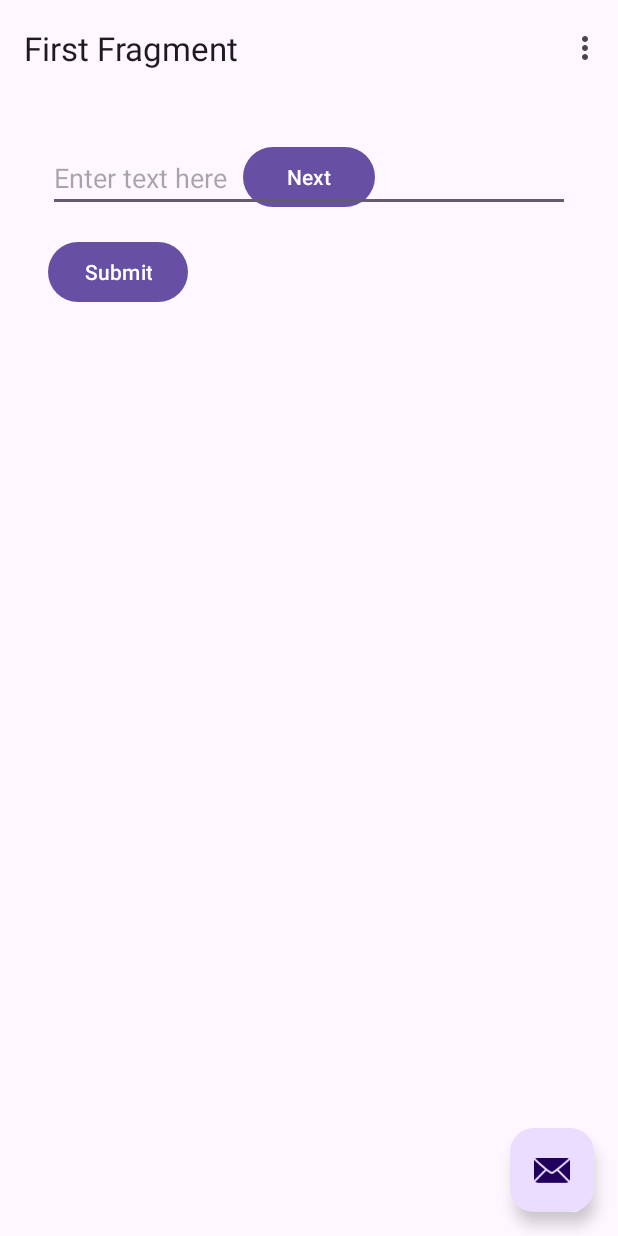
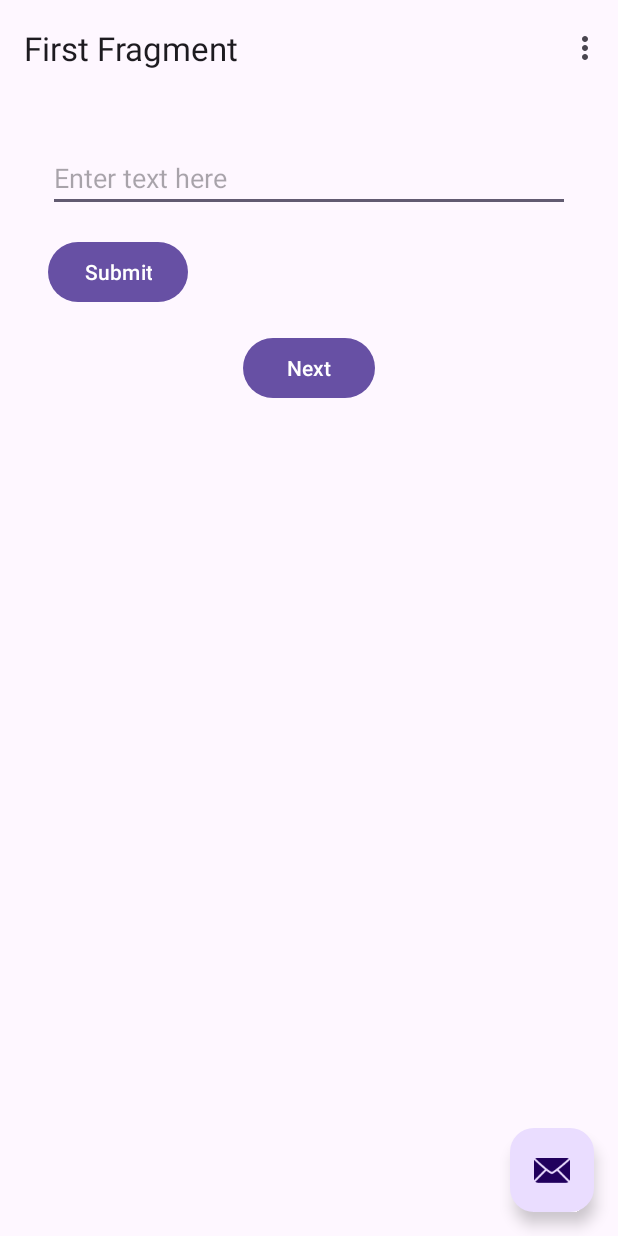
Before and after one commit to pax-k/voiceassistant-poc, an Android app: the screen it shows after launch (MainActivity), on a phone screen of 412 x 824 dp. Run offline under Robolectric (Android 15) with nearby library versions, the phone set to English and light mode, and no system bars; our stand-ins replace navigation-ui; network calls fail; 1 statement that could not run was skipped.

```diff
--- a/app/src/main/res/layout/fragment_first.xml
+++ b/app/src/main/res/layout/fragment_first.xml
@@ -10,26 +10,6 @@
         android:layout_width="match_parent"
         android:layout_height="match_parent"
         android:padding="16dp">
-
-        <Button
-            android:id="@+id/button_first"
-            android:layout_width="wrap_content"
-            android:layout_height="wrap_content"
-            android:text="@string/next"
-            app:layout_constraintBottom_toTopOf="@id/textview_first"
-            app:layout_constraintEnd_toEndOf="parent"
-            app:layout_constraintStart_toStartOf="parent"
-            app:layout_constraintTop_toTopOf="parent" />
-
-        <TextView
-            android:id="@+id/textview_first"
-            android:layout_width="wrap_content"
-            android:layout_height="wrap_content"
-            android:layout_marginTop="16dp"
-            app:layout_constraintBottom_toBottomOf="parent"
-            app:layout_constraintEnd_toEndOf="parent"
-            app:layout_constraintStart_toStartOf="parent"
-            app:layout_constraintTop_toBottomOf="@id/button_first" />
 
         <EditText
             android:id="@+id/editText"
@@ -49,5 +29,55 @@
             android:layout_margin="16dp"
             app:layout_constraintTop_toBottomOf="@id/editText"
             app:layout_constraintStart_toStartOf="parent" />
+
+        <ProgressBar
+            android:id="@+id/progressBar"
+            android:layout_width="wrap_content"
+            android:layout_height="wrap_content"
+            android:visibility="gone"
+            android:layout_margin="16dp"
+            app:layout_constraintTop_toBottomOf="@id/submitButton"
+            app:layout_constraintStart_toStartOf="parent"
+            app:layout_constraintEnd_toEndOf="parent" />
+
+        <com.google.android.material.card.MaterialCardView
+            android:layout_width="match_parent"
+            android:layout_height="wrap_content"
+            android:layout_margin="16dp"
+            app:cardElevation="4dp"
+            app:layout_constraintTop_toBottomOf="@id/progressBar">
+
+            <TextView
+                android:id="@+id/outputText"
+                android:layout_width="match_parent"
+                android:layout_height="wrap_content"
+                android:padding="16dp"
+                android:textSize="16sp"
+                android:visibility="gone"
+                android:textColor="@android:color/black"
+                android:background="@android:color/white"
+                android:textIsSelectable="true"/>
+
+        </com.google.android.material.card.MaterialCardView>
+
+        <Button
+            android:id="@+id/button_first"
+            android:layout_width="wrap_content"
+            android:layout_height="wrap_content"
+            android:text="@string/next"
+            app:layout_constraintTop_toBottomOf="@id/progressBar"
+            app:layout_constraintEnd_toEndOf="parent"
+            app:layout_constraintStart_toStartOf="parent"
+            android:layout_marginTop="16dp" />
+
+        <TextView
+            android:id="@+id/textview_first"
+            android:layout_width="wrap_content"
+            android:layout_height="wrap_content"
+            android:layout_marginTop="16dp"
+            app:layout_constraintTop_toBottomOf="@id/button_first"
+            app:layout_constraintEnd_toEndOf="parent"
+            app:layout_constraintStart_toStartOf="parent" />
+
     </androidx.constraintlayout.widget.ConstraintLayout>
 </androidx.core.widget.NestedScrollView>
--- a/mylibrary/build.gradle.kts
+++ b/mylibrary/build.gradle.kts
@@ -30,6 +30,7 @@ android {
 
 dependencies {
     implementation("com.microsoft.onnxruntime:onnxruntime-android:latest.release")
+    implementation ("com.microsoft.onnxruntime:onnxruntime-extensions:latest.release")
     // (Optional) Smaller runtime: implementation("com.microsoft.onnxruntime:onnxruntime-mobile:latest.release")
 
     implementation(libs.appcompat)
```
Also changed, not shown: app/src/main/java/voiceassistant/poc/FirstFragment.java (+24 -5 lines).
